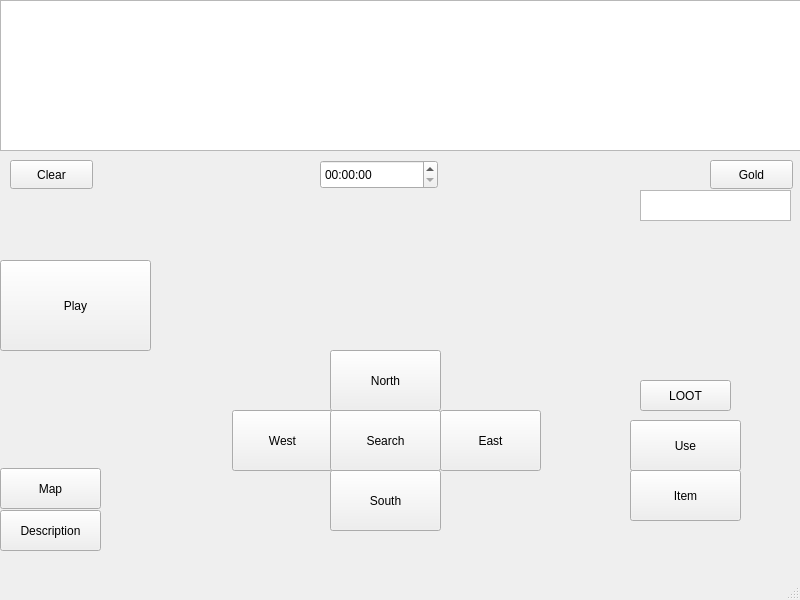
This is mainwindow.ui in Boringman7272/ZorkProject as Qt 5 draws it before an edit. The edited form follows.
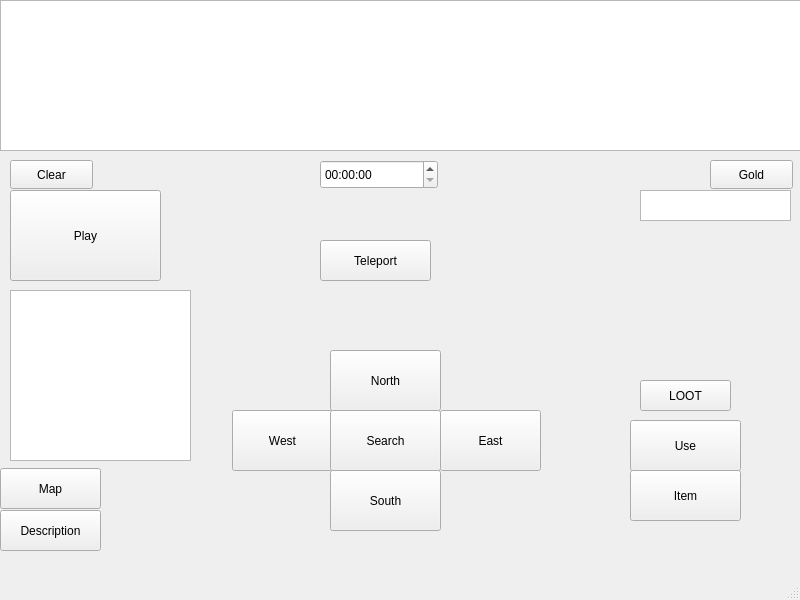
This is the edited form.

```diff
--- a/mainwindow.ui
+++ b/mainwindow.ui
@@ -203,8 +203,8 @@
    <widget class="QPushButton" name="Playbutton">
     <property name="geometry">
      <rect>
-      <x>0</x>
-      <y>260</y>
+      <x>10</x>
+      <y>190</y>
       <width>151</width>
       <height>91</height>
      </rect>
@@ -213,6 +213,29 @@
      <string>Play</string>
     </property>
    </widget>
+   <widget class="QPushButton" name="Teleport">
+    <property name="geometry">
+     <rect>
+      <x>320</x>
+      <y>240</y>
+      <width>111</width>
+      <height>41</height>
+     </rect>
+    </property>
+    <property name="text">
+     <string>Teleport</string>
+    </property>
+   </widget>
+   <widget class="QTextEdit" name="Inventory">
+    <property name="geometry">
+     <rect>
+      <x>10</x>
+      <y>290</y>
+      <width>181</width>
+      <height>171</height>
+     </rect>
+    </property>
+   </widget>
   </widget>
   <widget class="QMenuBar" name="menubar">
    <property name="geometry">
```
